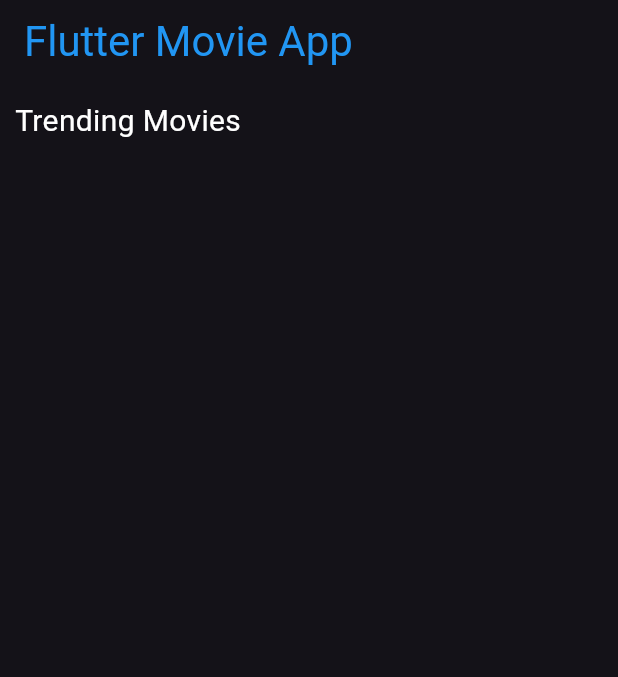
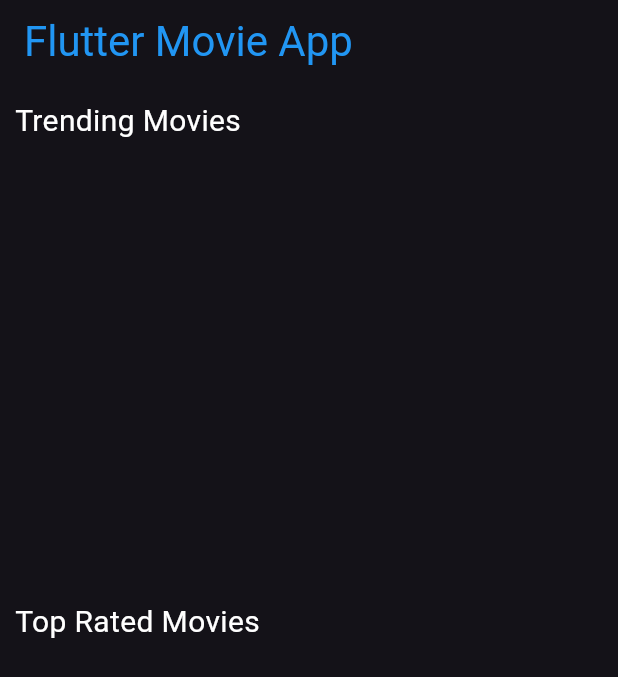
Before and after one commit to AtharvaParadkar/TMDB-App, a Flutter app: the screen it shows after launch, on a phone screen of 412 x 824 dp. Shown: the top 677 px of the screen. Run offline on Flutter 3.47's test engine with Material 3 defaults, Android fonts, the phone set to English and light mode, and no system bars; our stand-ins replace google_fonts; missing offline and left inert: tmdb_api.

Commit message:
Top Rated Movies

```diff
--- a/lib/main.dart
+++ b/lib/main.dart
@@ -6,6 +6,7 @@
 import 'package:flutter/material.dart';
 import 'package:tmdb_api/tmdb_api.dart';
 import 'package:tmdb_app/utils/text.dart';
+import 'package:tmdb_app/widgets/toprated.dart';
 import 'package:tmdb_app/widgets/trending.dart';
 
 void main() => runApp(const MyApp());
@@ -82,6 +83,7 @@ class _HomeState extends State<Home> {
       body: ListView(
         children: [
           TrendingMovies(trending: trendingMovies),
+          TopRatedMovies(topRated: topRatedMovies),
         ],
       ),
     );
--- /dev/null
+++ b/lib/widgets/toprated.dart
@@ -0,0 +1,55 @@
+import 'package:flutter/material.dart';
+import 'package:tmdb_app/utils/text.dart';
+
+class TopRatedMovies extends StatelessWidget {
+  const TopRatedMovies({super.key, required this.topRated});
+
+final List topRated;
+
+  @override
+  Widget build(BuildContext context) {
+    return Container(
+      padding: const EdgeInsets.all(10),
+      child: Column(
+        crossAxisAlignment: CrossAxisAlignment.start,
+        children: [
+          const MovieText(
+              text: 'Top Rated Movies', color: Colors.white, size: 20),
+          const SizedBox(height: 15),
+          SizedBox(
+            height: 270,
+            child: ListView.builder(
+              scrollDirection: Axis.horizontal,
+              itemCount: topRated.length,
+              itemBuilder: (ctx, i) => InkWell(
+                onTap: () {},
+                child: SizedBox(
+                  width: 140,
+                  child: Column(
+                    children: [
+                      Container(
+                        height: 200,
+                        decoration: BoxDecoration(
+                          image: DecorationImage(
+                            image: NetworkImage(
+                              'https://image.tmdb.org/t/p/w500${topRated[i]['poster_path']}',
+                            ),
+                          ),
+                        ),
+                      ),
+                      MovieText(
+                        text: topRated[i]['title'] ?? 'Loading',
+                        color: Colors.white,
+                        size: 16,
+                      )
+                    ],
+                  ),
+                ),
+              ),
+            ),
+          ),
+        ],
+      ),
+    );
+  }
+}
```
